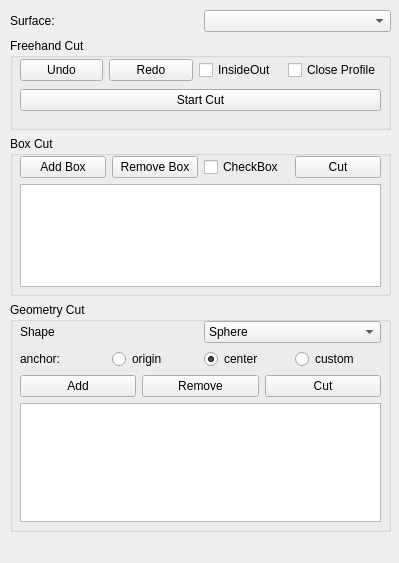
linson7017/MIPF, file Plugins/Mipf_Plugin_SurfaceCut/SurfaceCutView.ui: the form before one commit.
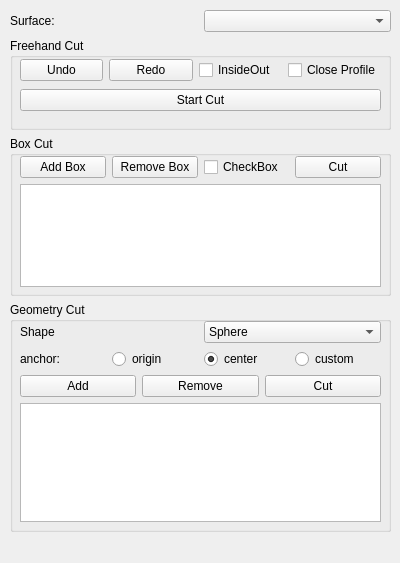
The form after the commit. Custom widgets are drawn as their Qt base class.

Diff of the .ui file:
```diff
--- a/Plugins/Mipf_Plugin_SurfaceCut/SurfaceCutView.ui
+++ b/Plugins/Mipf_Plugin_SurfaceCut/SurfaceCutView.ui
@@ -6,7 +6,7 @@
    <rect>
     <x>0</x>
     <y>0</y>
-    <width>399</width>
+    <width>400</width>
     <height>563</height>
    </rect>
   </property>
```
